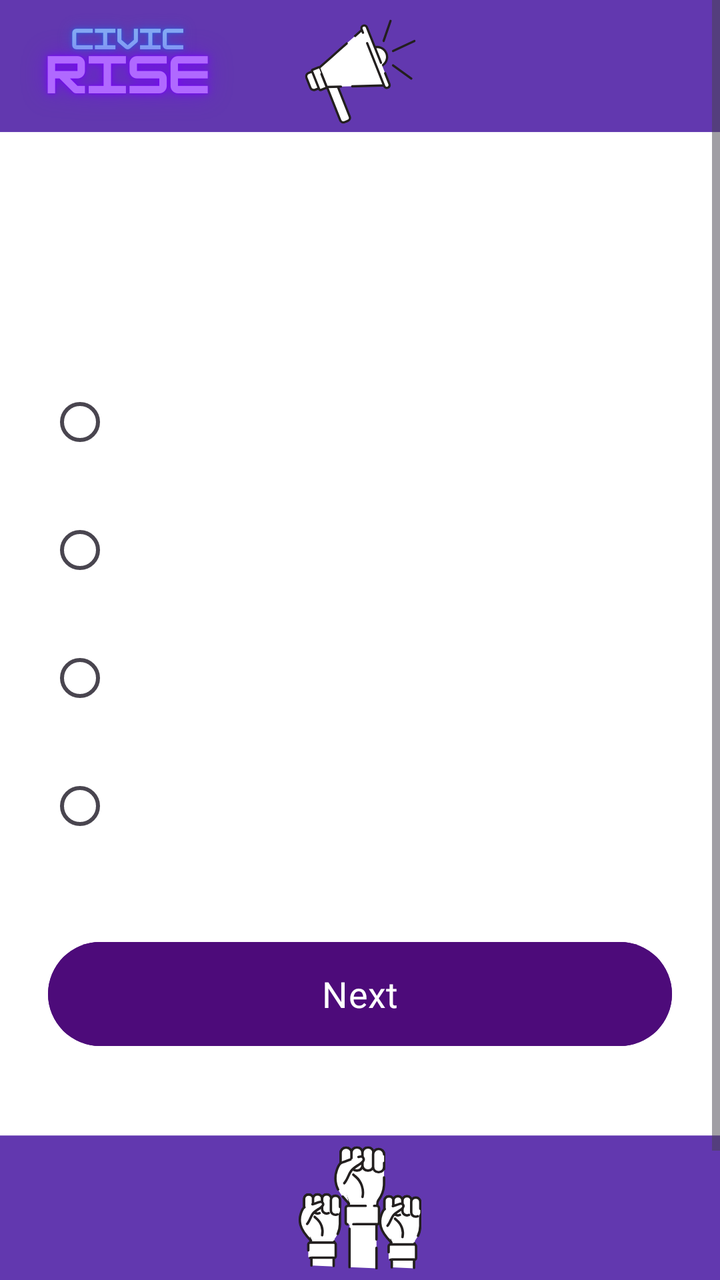
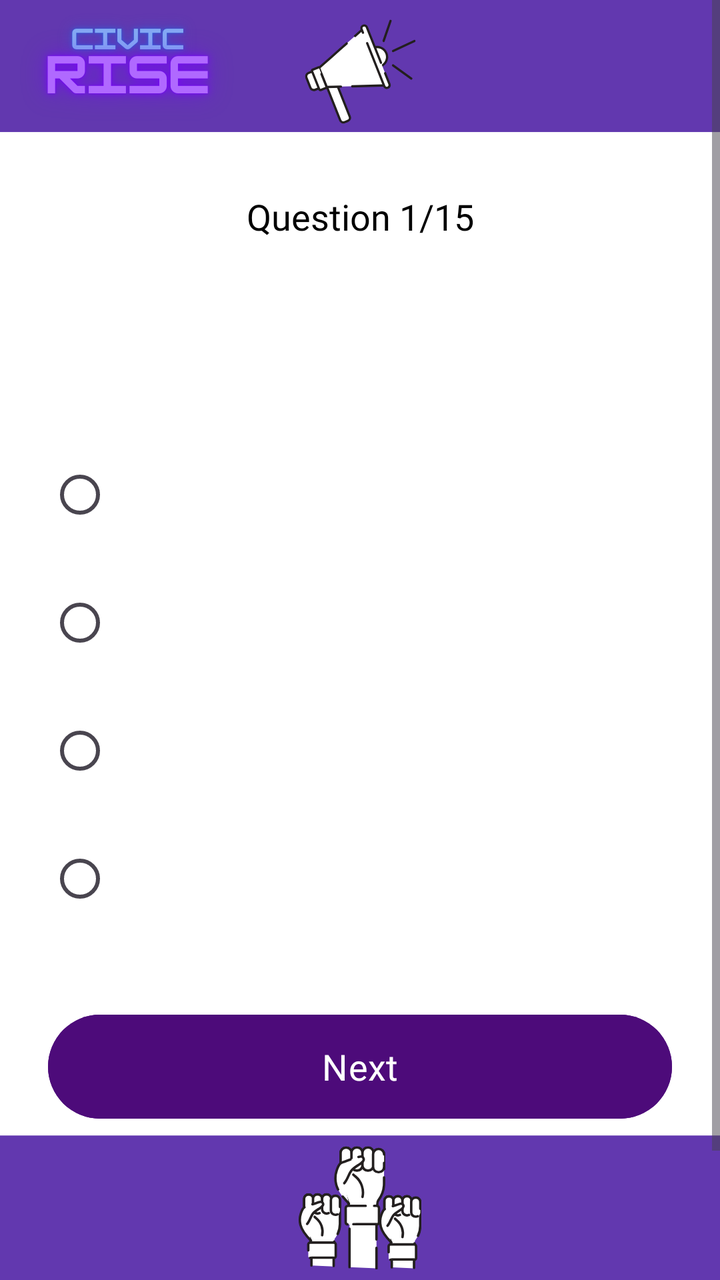

The first picture is an Android layout as it rendered before a commit; the second is the same layout after the commit. The layout source and the unified diff follow.
<!-- AndroidManifest.xml: application theme Theme.CivicRise -->
<!-- res/layout/activity_quiz.xml -->
<ScrollView xmlns:android="http://schemas.android.com/apk/res/android"
    android:layout_width="match_parent"
    android:layout_height="match_parent"
    android:background="@drawable/quiz_background"
    android:fillViewport="true">

    <LinearLayout
        android:layout_width="match_parent"
        android:layout_height="wrap_content"
        android:orientation="vertical"
        android:padding="24dp"
        android:layout_marginTop="72dp"
        android:layout_marginBottom="48dp"
        android:gravity="center_horizontal">

        <TextView
            android:id="@+id/tvQuestion"
            android:layout_width="match_parent"
            android:layout_height="wrap_content"
            android:textSize="20sp"
            android:textColor="@android:color/black"
            android:fontFamily="@font/roboto_bold"
            android:layout_marginTop="32dp"
            android:layout_marginBottom="32dp" />

        <RadioGroup
            android:id="@+id/radioGroup"
            android:layout_width="match_parent"
            android:layout_height="wrap_content">

            <RadioButton
                android:id="@+id/rb1"
                android:layout_width="match_parent"
                android:layout_height="wrap_content"
                android:textColor="@android:color/black"
                android:textSize="16sp"
                android:fontFamily="@font/poppins_regular"
                android:layout_marginBottom="16dp" />

            <RadioButton
                android:id="@+id/rb2"
                android:layout_width="match_parent"
                android:layout_height="wrap_content"
                android:textColor="@android:color/black"
                android:textSize="16sp"
                android:fontFamily="@font/poppins_regular"
                android:layout_marginBottom="16dp" />

            <RadioButton
                android:id="@+id/rb3"
                android:layout_width="match_parent"
                android:layout_height="wrap_content"
                android:textColor="@android:color/black"
                android:textSize="16sp"
                android:fontFamily="@font/poppins_regular"
                android:layout_marginBottom="16dp" />

            <RadioButton
                android:id="@+id/rb4"
                android:layout_width="match_parent"
                android:layout_height="wrap_content"
                android:textColor="@android:color/black"
                android:textSize="16sp"
                android:fontFamily="@font/poppins_regular"
                android:layout_marginBottom="24dp" />
        </RadioGroup>

        <Button
            android:id="@+id/btnNext"
            android:layout_width="match_parent"
            android:layout_height="60dp"
            android:text="Next"
            android:textSize="18sp"
            android:fontFamily="@font/roboto_bold"
            android:backgroundTint="#4D0B7A"
            android:textColor="#FFFFFF"
            android:layout_marginTop="16dp" />
    </LinearLayout>
</ScrollView>
<!-- resources referenced by this layout -->
<resources>
  <!-- drawable quiz_background: png bitmap (drawable, 65618 bytes) -->
  <style name="Theme.CivicRise" parent="Base.Theme.CivicRise" />
  <style name="Base.Theme.CivicRise" parent="Theme.Material3.DayNight.NoActionBar">
          
          
      </style>
</resources>

<!-- the commit's change to res/layout/activity_quiz.xml (unified diff, before → after) -->
@@ -12,6 +12,17 @@
         android:layout_marginTop="72dp"
         android:layout_marginBottom="48dp"
         android:gravity="center_horizontal">
+
+        <TextView
+            android:id="@+id/tvProgress"
+            android:layout_width="match_parent"
+            android:layout_height="wrap_content"
+            android:text="Question 1/15"
+            android:textSize="18sp"
+            android:textColor="@android:color/black"
+            android:fontFamily="@font/roboto_bold"
+            android:gravity="center"
+            android:layout_marginBottom="12dp" />
 
         <TextView
             android:id="@+id/tvQuestion"
